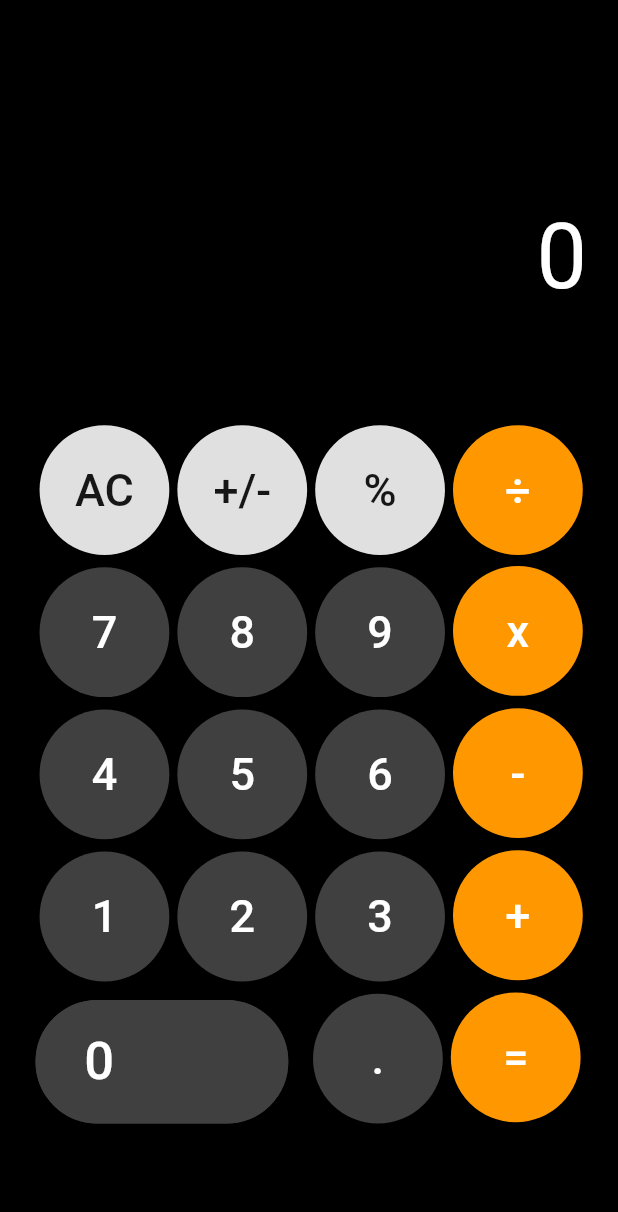
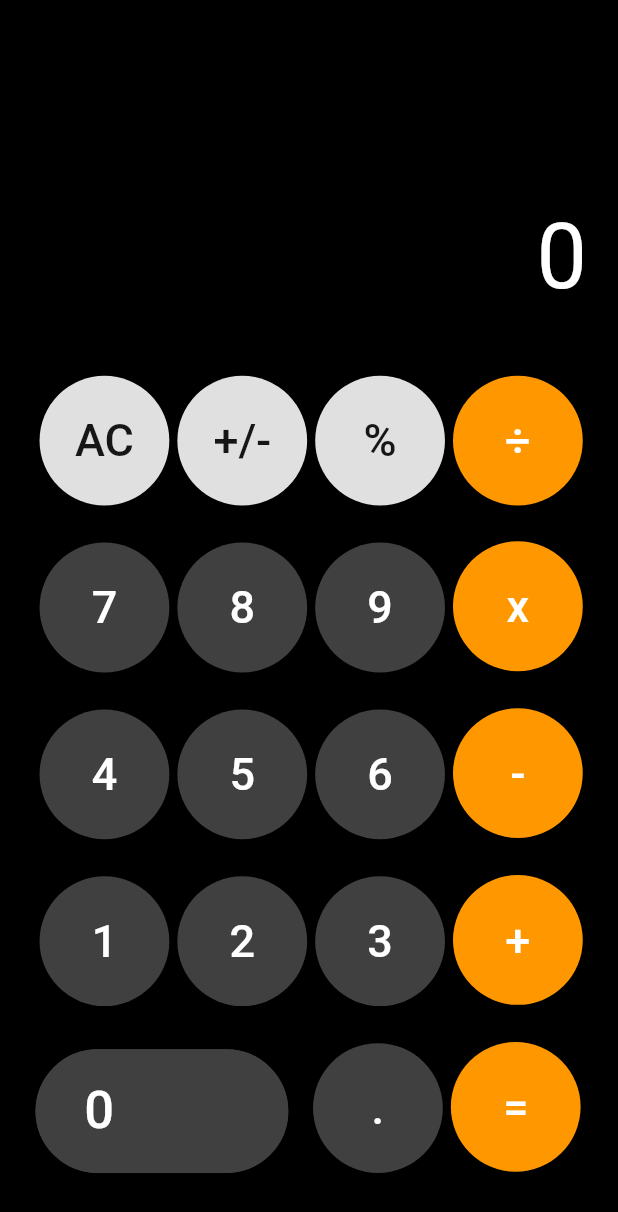
Before and after one commit to DefBritva/my_calc, a Flutter app: the screen it shows after launch, on a phone screen of 412 x 824 dp. Shown: the top 1212 px of the screen. Run offline on Flutter 3.47's test engine with Material 2 defaults, Android fonts, the phone set to English and light mode, and no system bars; our stand-ins replace equatable, flutter_bloc.

Commit message:
calc BLoC v 0.51

```diff
--- a/lib/presentation/ui/widgets/land_scape_widget.dart
+++ b/lib/presentation/ui/widgets/land_scape_widget.dart
@@ -2,7 +2,6 @@ import 'package:flutter/material.dart';
 import 'package:flutter_bloc/flutter_bloc.dart';
 import 'package:my_calc/presentation/ui/widgets/button_landscape.dart';
 import 'package:my_calc/res/image_res.dart';
-import 'package:my_calc/presentation/ui/widgets/button_widget.dart';
 
 import '../../bloc/calculator_bloc.dart';
 
@@ -35,7 +34,7 @@ class LandScapeModeWidget extends StatelessWidget {
           const Expanded(
             child: Divider(),
           ),
-          Container(
+          SizedBox(
             height: MediaQuery.of(context).size.height * 0.75,
             width: MediaQuery.of(context).size.width * 1,
             child: const CalculatorButtonsWidgetLandscope(),
--- a/lib/presentation/ui/widgets/portrait_mode_widget.dart
+++ b/lib/presentation/ui/widgets/portrait_mode_widget.dart
@@ -31,7 +31,7 @@ class PortraitModeWidget extends StatelessWidget {
               },
             ),
           ),
-          Container(
+          SizedBox(
             height: MediaQuery.of(context).size.height * 0.75,
             width: MediaQuery.of(context).size.width * 0.9,
             child: const CalculatorButtonsWidgetPortrait(),
@@ -82,7 +82,7 @@ class CalculatorButtonsWidgetPortrait extends StatelessWidget {
         ),
       ]),
       SizedBox(
-        height: MediaQuery.of(context).size.height * 0,
+        height: MediaQuery.of(context).size.height * 0.02,
       ),
       Row(mainAxisAlignment: MainAxisAlignment.center, children: [
         const NumberButtonWidget(
@@ -109,7 +109,7 @@ class CalculatorButtonsWidgetPortrait extends StatelessWidget {
         ),
       ]),
       SizedBox(
-        height: MediaQuery.of(context).size.height * 0,
+        height: MediaQuery.of(context).size.height * 0.02,
       ),
       Row(mainAxisAlignment: MainAxisAlignment.center, children: [
         const NumberButtonWidget(
@@ -136,7 +136,7 @@ class CalculatorButtonsWidgetPortrait extends StatelessWidget {
         ),
       ]),
       SizedBox(
-        height: MediaQuery.of(context).size.height * 0,
+        height: MediaQuery.of(context).size.height * 0.02,
       ),
       Row(mainAxisAlignment: MainAxisAlignment.center, children: [
         const NumberButtonWidget(
@@ -163,7 +163,7 @@ class CalculatorButtonsWidgetPortrait extends StatelessWidget {
         )
       ]),
       SizedBox(
-        height: MediaQuery.of(context).size.height * 0,
+        height: MediaQuery.of(context).size.height * 0.02,
       ),
       Row(mainAxisAlignment: MainAxisAlignment.center, children: [
         Padding(
```
Also changed, not shown: lib/image_res.dart (added, +9 -0 lines).
